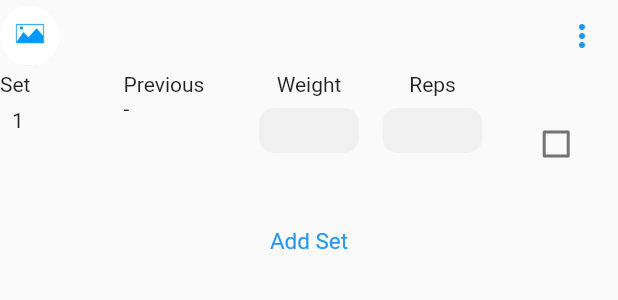
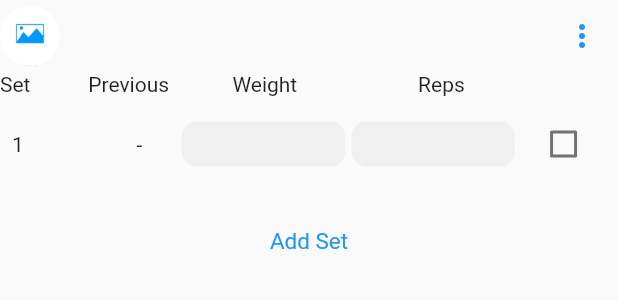
Before and after one commit to DVeneris/training_logger, a Flutter app: the ExerciseSingle widget shown alone on an empty page, opened directly with empty values, after a tap on "Add Set", on a phone screen of 412 x 824 dp. Shown: the top 300 px of the screen. Run offline on Flutter 3.47's test engine with Material 2 defaults, Android fonts, the light colour scheme and no system bars.

Commit message:
Workout refactor

```diff
--- a/lib/widgets/workout/exercise.dart
+++ b/lib/widgets/workout/exercise.dart
@@ -47,84 +47,6 @@ class _ExerciseSingleState extends State<ExerciseSingle> {
     super.dispose();
   }
 
-  List<TableRow> _setList() {
-    var list = <TableRow>[];
-    var title = const TableRow(children: [
-      Text(
-        'Set',
-        style: TextStyle(fontStyle: FontStyle.normal),
-      ),
-      Text(
-        'Previous',
-        style: TextStyle(fontStyle: FontStyle.normal),
-      ),
-      Center(
-        child: Text(
-          'Weight',
-          style: TextStyle(fontStyle: FontStyle.normal),
-        ),
-      ),
-      Center(
-        child: Text(
-          'Reps',
-          style: TextStyle(fontStyle: FontStyle.normal),
-        ),
-      ),
-      Center(
-        child: Text(
-          '',
-          style: TextStyle(fontStyle: FontStyle.normal),
-        ),
-      ),
-    ]);
-    var sets = widget.exercise.sets.map((set) {
-      return TableRow(children: [
-        Padding(
-          padding: const EdgeInsets.all(8.0),
-          child: Text("${widget.exercise.sets.indexOf(set) + 1}"),
-        ),
-        const Text('-'),
-        Padding(
-          padding: const EdgeInsets.all(8.0),
-          child: WorkoutSetTextield(
-            onChange: (data) {
-              set.weight = data;
-            },
-          ),
-        ),
-        Padding(
-          padding: const EdgeInsets.all(8.0),
-          child: WorkoutSetTextield(
-            onChange: (data) {
-              set.reps = data;
-            },
-          ),
-        ),
-        widget.canTrain
-            ? Padding(
-                padding: const EdgeInsets.all(8.0),
-                child: Checkbox(
-                    value: set.isComplete,
-                    onChanged: (bool? onChanged) {
-                      setState(() {
-                        set.isComplete = onChanged ?? false;
-                      });
-                    }),
-              )
-            : const Padding(
-                padding: EdgeInsets.all(8.0),
-                child: Icon(
-                  Icons.lock,
-                  color: Colors.grey,
-                ),
-              ),
-      ]);
-    }).toList();
-    list.add(title);
-    list.addAll(sets);
-    return list;
-  }
-
   @override
   Widget build(BuildContext context) {
     return Column(
@@ -165,7 +87,87 @@ class _ExerciseSingleState extends State<ExerciseSingle> {
             )
           ],
         ),
-        Table(children: _setList()), //edw
+        Row(
+          mainAxisAlignment: MainAxisAlignment.spaceBetween,
+          children: const [
+            Expanded(flex: 1, child: Text("Set")),
+            Expanded(flex: 1, child: Text("Previous")),
+            Expanded(flex: 2, child: Center(child: Text("Weight"))),
+            Expanded(flex: 2, child: Center(child: Text("Reps"))),
+            Expanded(flex: 1, child: Text("")),
+          ],
+        ),
+        ListView.builder(
+          shrinkWrap: true,
+          scrollDirection: Axis.vertical,
+          physics: const NeverScrollableScrollPhysics(),
+          itemCount: widget.exercise.sets.length,
+          itemBuilder: (context, index) {
+            var set = widget.exercise.sets[index];
+            return Padding(
+              padding: const EdgeInsets.all(8.0),
+              child: Dismissible(
+                key: Key("${widget.exercise.id}-index-$index"),
+                onDismissed: (direction) {
+                  // Remove the item from the data source.
+                  setState(() {
+                    widget.exercise.sets.removeAt(index);
+                  });
+                  // Then show a snackbar.
+                  // ScaffoldMessenger.of(context)
+                  //     .showSnackBar(SnackBar(content: Text('item dismissed')));
+                },
+                child: Row(
+                  mainAxisAlignment: MainAxisAlignment.spaceBetween,
+                  children: [
+                    Expanded(
+                        flex: 1,
+                        child:
+                            Text("${widget.exercise.sets.indexOf(set) + 1}")),
+                    const Expanded(flex: 1, child: Center(child: Text('-'))),
+                    Expanded(
+                      flex: 2,
+                      child: Padding(
+                        padding: const EdgeInsets.only(right: 4.0),
+                        child: WorkoutSetTextield(
+                          onChange: (data) {
+                            set.weight = data;
+                          },
+                        ),
+                      ),
+                    ),
+                    Expanded(
+                      flex: 2,
+                      child: Padding(
+                        padding: const EdgeInsets.only(right: 4.0),
+                        child: WorkoutSetTextield(
+                          onChange: (data) {
+                            set.reps = data;
+                          },
+                        ),
+                      ),
+                    ),
+                    Expanded(
+                      flex: 1,
+                      child: widget.canTrain
+                          ? Checkbox(
+                              value: set.isComplete,
+                              onChanged: (bool? onChanged) {
+                                setState(() {
+                                  set.isComplete = onChanged ?? false;
+                                });
+                              })
+                          : const Icon(
+                              Icons.lock,
+                              color: Colors.grey,
+                            ),
+                    ),
+                  ],
+                ),
+              ),
+            );
+          },
+        ),
         Row(
           mainAxisAlignment: MainAxisAlignment.center,
           children: [
```
